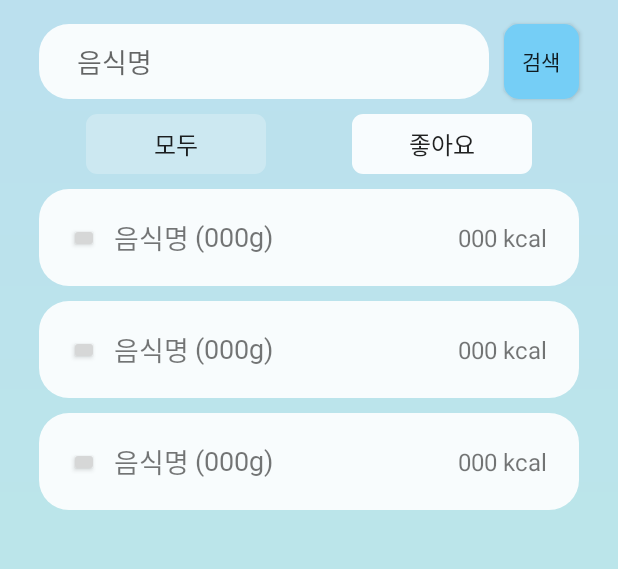
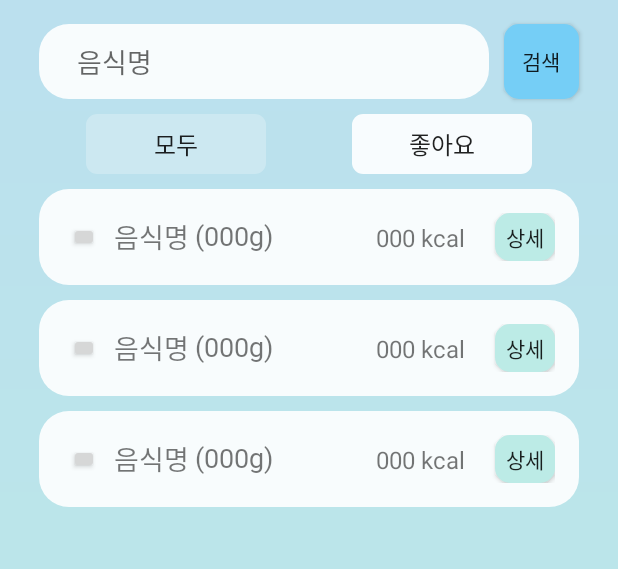
Before and after one commit to vividani/MealMate_my, an Android app: the layout fragment_food.xml on its own in the app's theme, with its tools: preview values and no code run, on a phone screen of 412 x 824 dp, the part 74-643 px from its top. Run offline under Robolectric (Android 15) with nearby library versions, the phone set to English and light mode, and no system bars.

Commit message:
add detail btn in adapter_food.xml

```diff
--- a/app/src/main/res/layout/adapter_food.xml
+++ b/app/src/main/res/layout/adapter_food.xml
@@ -77,13 +77,24 @@
             android:id="@+id/tv_food_kcal"
             android:layout_width="wrap_content"
             android:layout_height="wrap_content"
-            android:layout_margin="5dp"
+            android:layout_marginRight="20dp"
             android:text="@{``+Food.foodKcal+ ` kcal`}"
             tools:text="000 kcal"
             android:textSize="16dp"
             app:layout_constraintTop_toTopOf="parent"
             app:layout_constraintBottom_toBottomOf="parent"
+            app:layout_constraintRight_toLeftOf="@id/btn_food_detail" />
+
+        <Button
+            android:id="@+id/btn_food_detail"
+            android:text="상세"
+            android:background="@drawable/btn_light_green"
+            android:layout_width="40dp"
+            android:layout_height="32dp"
+            app:layout_constraintTop_toTopOf="parent"
+            app:layout_constraintBottom_toBottomOf="parent"
             app:layout_constraintRight_toRightOf="parent" />
+
 
 
     </androidx.constraintlayout.widget.ConstraintLayout>
```
